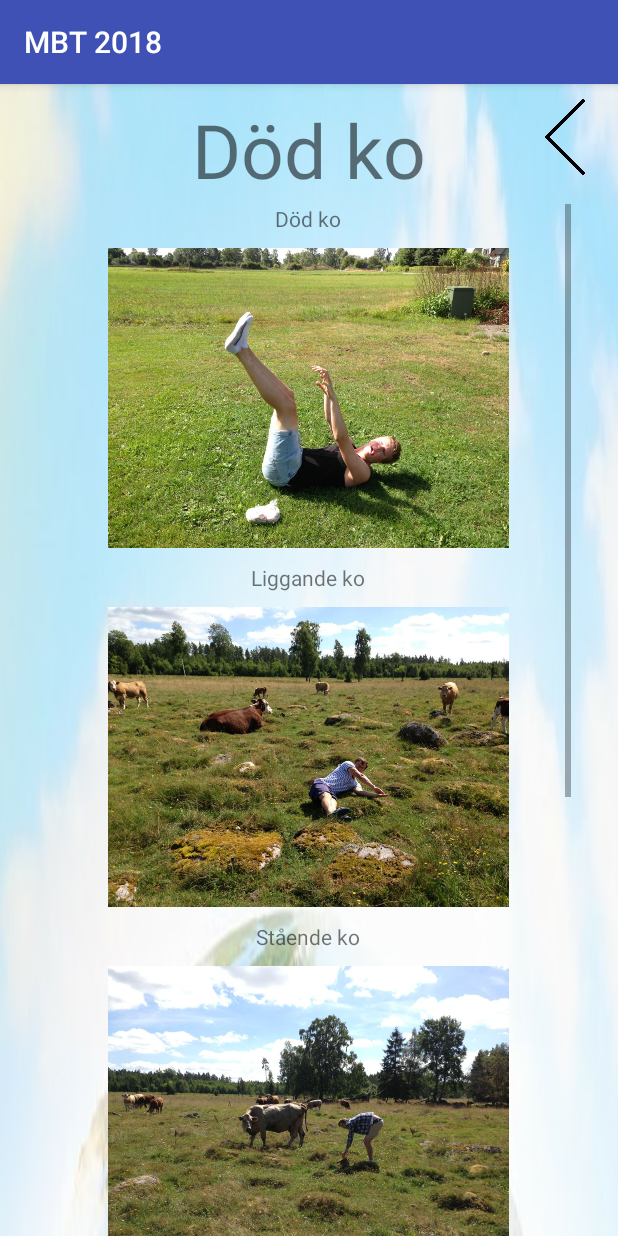
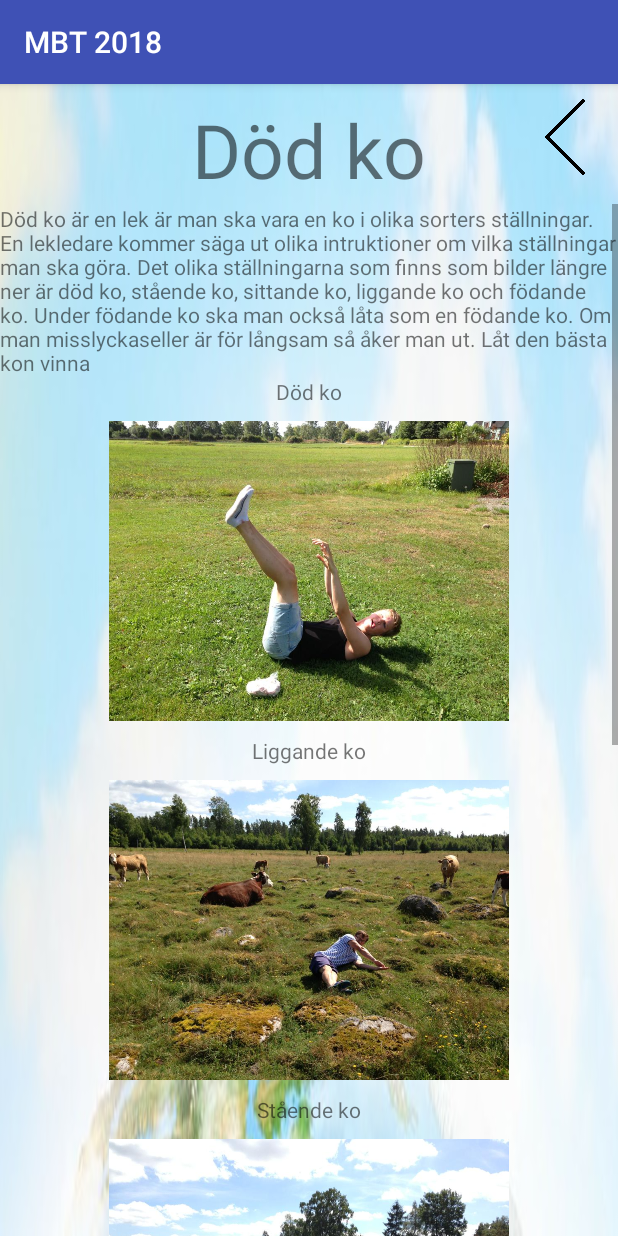
Before and after one commit to wrang308/mbtapp, an Android app: the dod_ko screen opened directly, with no data from a screen before it, on a phone screen of 412 x 824 dp. Run offline under Robolectric (Android 15) with nearby library versions, the phone set to English and light mode, and no system bars.

Commit message:
added text to död ko

```diff
--- a/app/src/main/java/com/example/marku/mbtapp/lekar/dod_ko.java
+++ b/app/src/main/java/com/example/marku/mbtapp/lekar/dod_ko.java
@@ -2,19 +2,27 @@ package com.example.marku.mbtapp.lekar;
 
 import android.os.Bundle;
 import android.support.v7.app.AppCompatActivity;
+import android.widget.TextView;
 
 import com.example.marku.mbtapp.R;
+
+import org.w3c.dom.Text;
 
 /**
  * Created by marku on 2017-08-07.
  */
 
-public class dod_ko extends AppCompatActivity{
+public class dod_ko extends AppCompatActivity {
     @Override
     protected void onCreate(Bundle savedInstanceState) {
         super.onCreate(savedInstanceState);
         setContentView(R.layout.lek_dod_ko);
 
+        final TextView dod_ko_bread_text = (TextView) findViewById(R.id.dod_ko_bread_text);
+        dod_ko_bread_text.setText("Död ko är en lek är man ska vara en ko i olika sorters ställningar. En lekledare kommer säga " +
+        "ut olika intruktioner om vilka ställningar man ska göra. Det olika ställningarna som finns som bilder längre ner är död ko, " +
+        "stående ko, sittande ko, liggande ko och födande ko. Under födande ko ska man också låta som en födande ko. Om man misslyckas" +
+        "eller är för långsam så åker man ut. Låt den bästa kon vinna");
     }
 
 }
--- a/app/src/main/res/layout/lek_dod_ko.xml
+++ b/app/src/main/res/layout/lek_dod_ko.xml
@@ -44,6 +44,15 @@
             android:layout_height="wrap_content"
             >
 
+            <TableRow>
+
+                <TextView
+                    android:layout_height="wrap_content"
+                    android:layout_width="wrap_content"
+                    android:id="@+id/dod_ko_bread_text"
+                    />
+
+            </TableRow>
 
             <TableRow>
                 <TextView
```
